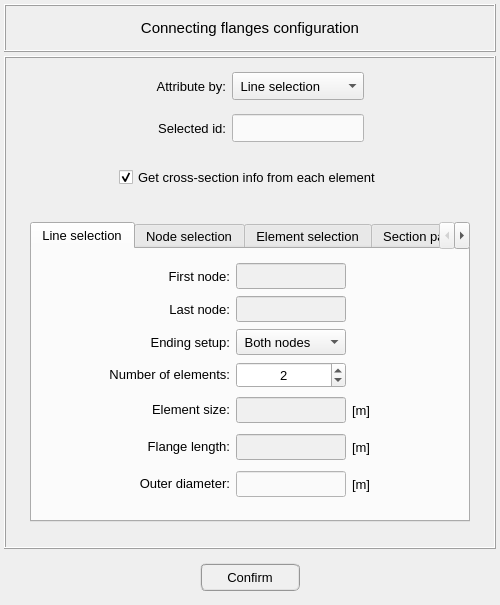
Above: pulse/interface/data/ui_files/model/setup/structural/connecting_flanges_input.ui from open-pulse/OpenPulse before the change. Below: the same form after it.
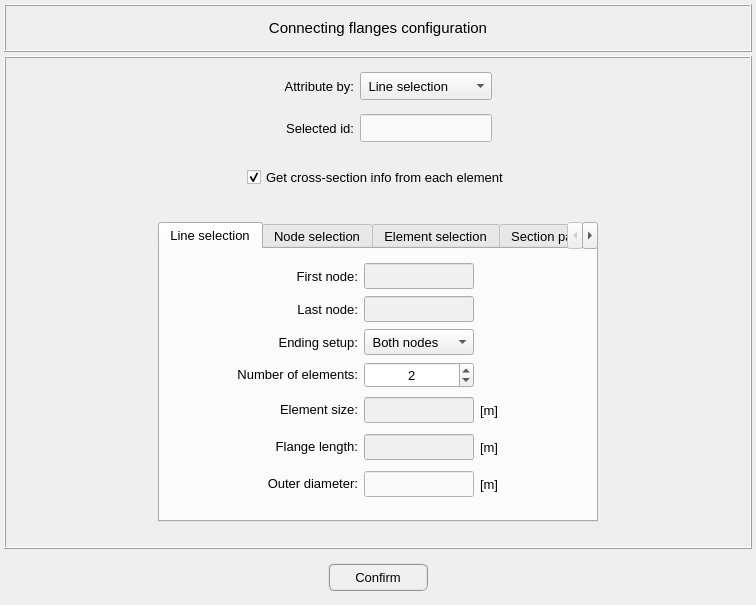
That is the form after the change.

```diff
--- a/pulse/interface/data/ui_files/model/setup/structural/connecting_flanges_input.ui
+++ b/pulse/interface/data/ui_files/model/setup/structural/connecting_flanges_input.ui
@@ -6,7 +6,7 @@
    <rect>
     <x>0</x>
     <y>0</y>
-    <width>500</width>
+    <width>756</width>
     <height>605</height>
    </rect>
   </property>
@@ -2594,10 +2594,10 @@
          <string>Confirm</string>
         </property>
         <property name="autoDefault">
-         <bool>true</bool>
+         <bool>false</bool>
         </property>
         <property name="default">
-         <bool>false</bool>
+         <bool>true</bool>
         </property>
         <property name="flat">
          <bool>false</bool>
```
Left out of the diff: 10 changed lines with no effect on the pictures.
